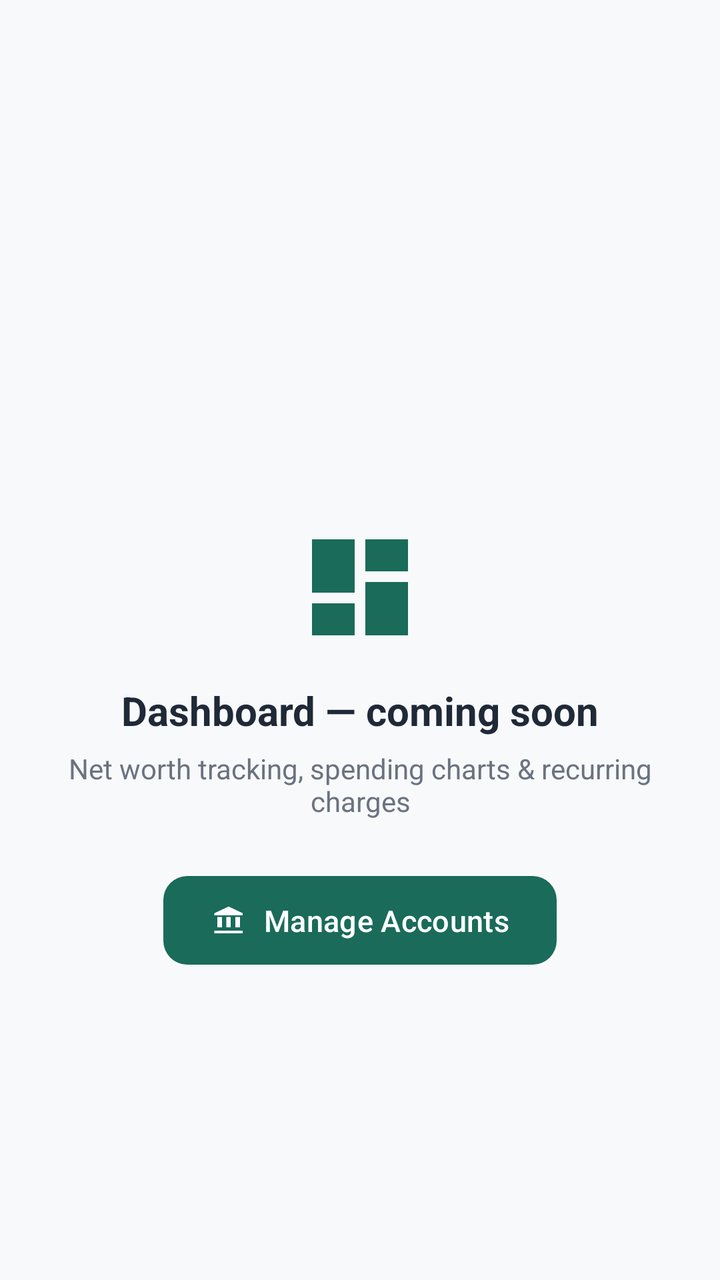
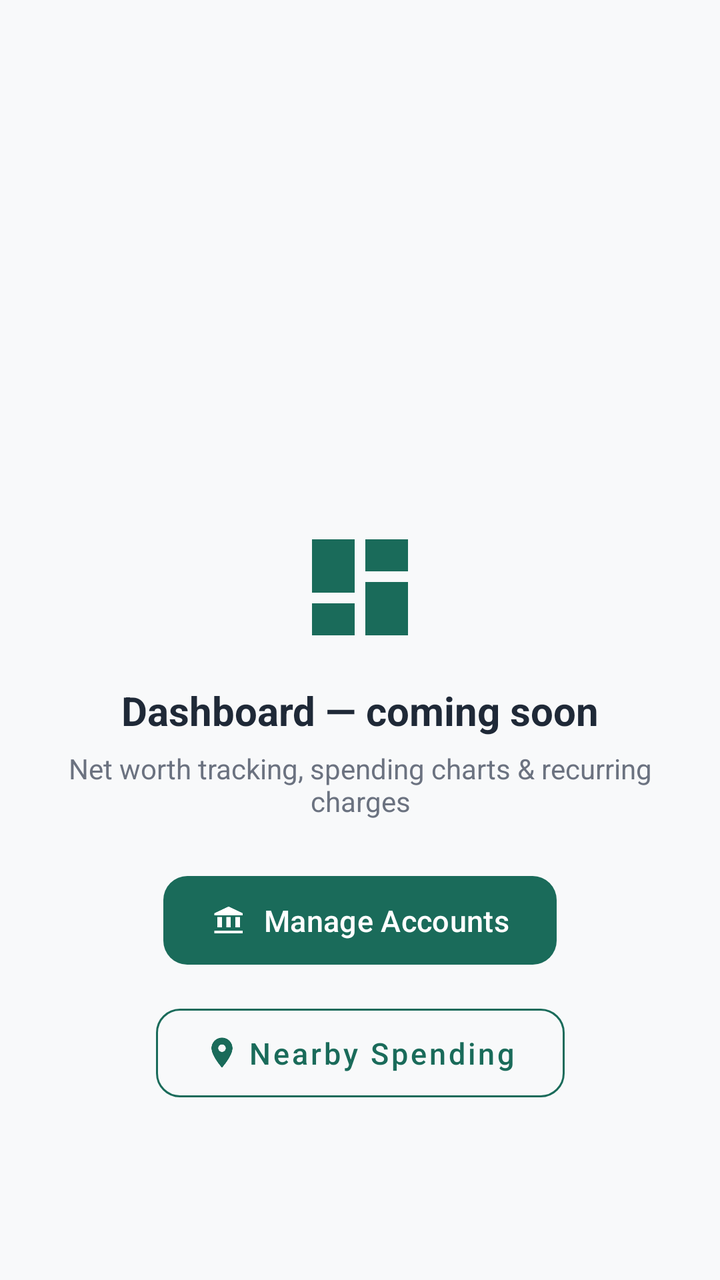

Compare the two renders of this Android layout. The source of the first and the diff that turns it into the second are given below.
<!-- AndroidManifest.xml: application theme Theme.Finora -->
<!-- res/layout/fragment_dashboard.xml -->
<?xml version="1.0" encoding="utf-8"?>
<androidx.constraintlayout.widget.ConstraintLayout
    xmlns:android="http://schemas.android.com/apk/res/android"
    xmlns:app="http://schemas.android.com/apk/res-auto"
    android:layout_width="match_parent"
    android:layout_height="match_parent"
    android:background="@color/background_light"
    android:padding="24dp">

    <ImageView
        android:id="@+id/img_placeholder"
        android:layout_width="64dp"
        android:layout_height="64dp"
        android:src="@drawable/ic_dashboard"
        app:tint="@color/primary_teal"
        app:layout_constraintTop_toTopOf="parent"
        app:layout_constraintBottom_toBottomOf="parent"
        app:layout_constraintStart_toStartOf="parent"
        app:layout_constraintEnd_toEndOf="parent"
        app:layout_constraintVertical_bias="0.45"
        android:contentDescription="Dashboard Icon" />

    <TextView
        android:id="@+id/tv_title"
        android:layout_width="wrap_content"
        android:layout_height="wrap_content"
        android:layout_marginTop="16dp"
        android:text="Dashboard — coming soon"
        android:textColor="@color/text_primary"
        android:textSize="20sp"
        android:textStyle="bold"
        app:layout_constraintTop_toBottomOf="@id/img_placeholder"
        app:layout_constraintStart_toStartOf="parent"
        app:layout_constraintEnd_toEndOf="parent" />

    <TextView
        android:id="@+id/tv_subtitle"
        android:layout_width="wrap_content"
        android:layout_height="wrap_content"
        android:layout_marginTop="6dp"
        android:text="Net worth tracking, spending charts &amp; recurring charges"
        android:textColor="@color/text_secondary"
        android:textSize="14sp"
        android:textAlignment="center"
        app:layout_constraintTop_toBottomOf="@id/tv_title"
        app:layout_constraintStart_toStartOf="parent"
        app:layout_constraintEnd_toEndOf="parent" />

    <com.google.android.material.button.MaterialButton
        android:id="@+id/btn_manage_accounts"
        android:layout_width="wrap_content"
        android:layout_height="wrap_content"
        android:layout_marginTop="24dp"
        android:fontFamily="sans-serif-medium"
        android:paddingHorizontal="24dp"
        android:paddingVertical="12dp"
        android:text="Manage Accounts"
        android:textAllCaps="false"
        android:textColor="@color/card_surface"
        android:textSize="15sp"
        app:backgroundTint="@color/primary_teal"
        app:cornerRadius="12dp"
        app:icon="@drawable/ic_account_bank"
        app:iconTint="@color/card_surface"
        app:layout_constraintEnd_toEndOf="parent"
        app:layout_constraintStart_toStartOf="parent"
        app:layout_constraintTop_toBottomOf="@id/tv_subtitle" />

</androidx.constraintlayout.widget.ConstraintLayout>
<!-- resources referenced by this layout -->
<resources>
  <color name="background_light">#F8F9FA</color>
  <color name="card_surface">#FFFFFF</color>
  <color name="primary_teal">#1A6B5A</color>
  <color name="text_primary">#1F2937</color>
  <color name="text_secondary">#6B7280</color>
  <!-- drawable ic_account_bank (drawable) -->
  <vector xmlns:android="http://schemas.android.com/apk/res/android"
      android:width="24dp"
      android:height="24dp"
      android:viewportWidth="24"
      android:viewportHeight="24">
      <path
          android:fillColor="@color/primary_teal"
          android:pathData="M4,10v7h3v-7H4zm6,0v7h3v-7h-3zm-8,9v2h19v-2H2zm14,-9v7h3v-7h-3zm-4.5,-7L2,7.5V9h19V7.5L11.5,3z" />
  </vector>
  <!-- drawable ic_dashboard (drawable) -->
  <vector xmlns:android="http://schemas.android.com/apk/res/android"
      android:width="24dp"
      android:height="24dp"
      android:viewportWidth="24"
      android:viewportHeight="24">
      <path
          android:fillColor="#FF000000"
          android:pathData="M3,13h8L11,3L3,3v10zM3,21h8v-6L3,15v6zM13,21h8L21,11h-8v10zM13,3v6h8L21,3h-8z"/>
  </vector>
  <style name="Theme.Finora" parent="Base.Theme.Finora" />
  <style name="Base.Theme.Finora" parent="Theme.Material3.DayNight.NoActionBar">
          <item name="colorPrimary">@color/primary_teal</item>
          <item name="colorOnPrimary">@color/white</item>
          <item name="colorSecondary">@color/mint_accent</item>
          <item name="colorOnSecondary">@color/black</item>
          <item name="android:windowBackground">@color/background_light</item>
          <item name="android:statusBarColor">@color/primary_teal_dark</item>
          <item name="android:windowLightStatusBar">false</item>
      </style>
  <color name="white">#FFFFFFFF</color>
  <color name="mint_accent">#00C49A</color>
  <color name="black">#FF000000</color>
  <color name="primary_teal_dark">#0F4A3D</color>
</resources>

<!-- the commit's change to res/layout/fragment_dashboard.xml (unified diff, before → after) -->
@@ -66,4 +66,25 @@
         app:layout_constraintStart_toStartOf="parent"
         app:layout_constraintTop_toBottomOf="@id/tv_subtitle" />
 
+    <com.google.android.material.button.MaterialButton
+        android:id="@+id/btn_nearby_spending"
+        style="@style/Widget.MaterialComponents.Button.OutlinedButton"
+        android:layout_width="wrap_content"
+        android:layout_height="wrap_content"
+        android:layout_marginTop="12dp"
+        android:fontFamily="sans-serif-medium"
+        android:paddingHorizontal="24dp"
+        android:paddingVertical="12dp"
+        android:text="Nearby Spending"
+        android:textAllCaps="false"
+        android:textColor="@color/primary_teal"
+        android:textSize="15sp"
+        app:strokeColor="@color/primary_teal"
+        app:cornerRadius="12dp"
+        app:icon="@drawable/ic_location_placeholder"
+        app:iconTint="@color/primary_teal"
+        app:layout_constraintEnd_toEndOf="parent"
+        app:layout_constraintStart_toStartOf="parent"
+        app:layout_constraintTop_toBottomOf="@id/btn_manage_accounts" />
+
 </androidx.constraintlayout.widget.ConstraintLayout>
<!-- resource entries referenced after the edit -->
@@ -25,6 +25,16 @@
           android:fillColor="#FF000000"
           android:pathData="M3,13h8L11,3L3,3v10zM3,21h8v-6L3,15v6zM13,21h8L21,11h-8v10zM13,3v6h8L21,3h-8z"/>
   </vector>
+  <!-- drawable ic_location_placeholder (drawable) -->
+  <vector xmlns:android="http://schemas.android.com/apk/res/android"
+      android:width="24dp"
+      android:height="24dp"
+      android:viewportWidth="24"
+      android:viewportHeight="24">
+      <path
+          android:fillColor="@color/text_secondary"
+          android:pathData="M12,2C8.13,2 5,5.13 5,9c0,5.25 7,13 7,13s7,-7.75 7,-13c0,-3.87 -3.13,-7 -7,-7zm0,9.5c-1.38,0 -2.5,-1.12 -2.5,-2.5s1.12,-2.5 2.5,-2.5 2.5,1.12 2.5,2.5 -1.12,2.5 -2.5,2.5z" />
+  </vector>
   <style name="Theme.Finora" parent="Base.Theme.Finora" />
   <style name="Base.Theme.Finora" parent="Theme.Material3.DayNight.NoActionBar">
           <item name="colorPrimary">@color/primary_teal</item>
